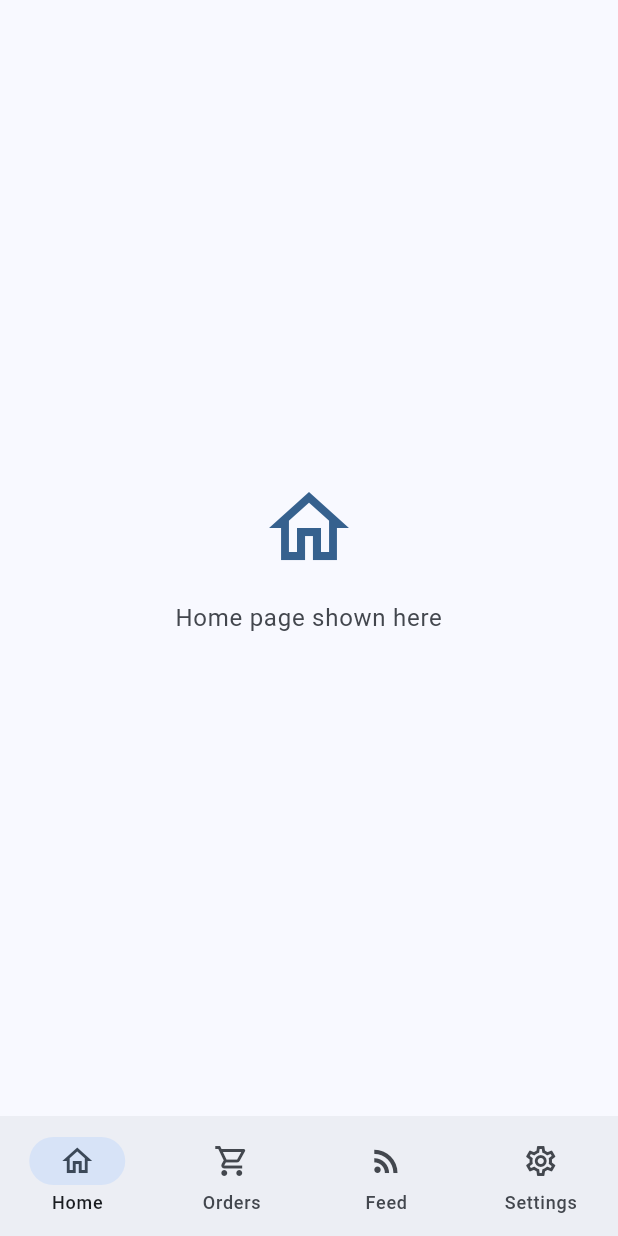
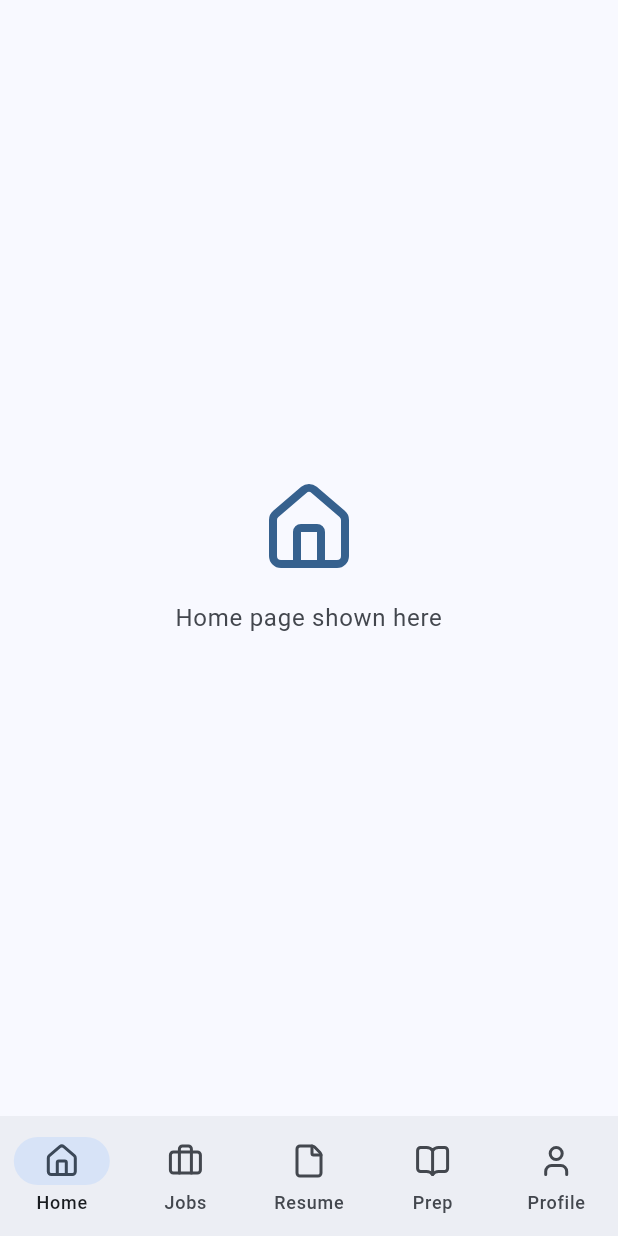
Before and after one commit to dev-hustlers/flutter-boilerbase, a Flutter app: the screen it shows after launch, on a phone screen of 412 x 824 dp. Run offline on Flutter 3.47's test engine with Material 3 defaults, Android fonts, the phone set to English and light mode, and no system bars; our stand-ins replace lucide_icons_flutter.

Commit message:
feat: migrate icons to lucide_icons_flutter, update navigation structure, and configure VS Code editor settings

```diff
--- a/lib/main.dart
+++ b/lib/main.dart
@@ -1,4 +1,5 @@
 import 'package:flutter/material.dart';
+import 'package:lucide_icons_flutter/lucide_icons.dart';
 
 void main() {
   runApp(const MyApp());
@@ -32,20 +33,24 @@ class _MainScreenState extends State<MainScreen> {
 
   final List<Widget> _pages = [
     const EmptyStatePage(
-      icon: Icons.home_outlined,
+      icon: LucideIcons.house,
       text: 'Home page shown here',
     ),
     const EmptyStatePage(
-      icon: Icons.shopping_cart_outlined,
-      text: 'Orders page shown here',
+      icon: LucideIcons.briefcase,
+      text: 'Jobs page shown here',
     ),
     const EmptyStatePage(
-      icon: Icons.rss_feed,
-      text: 'Feeds appear here',
+      icon: LucideIcons.file,
+      text: 'Resume appear here',
     ),
     const EmptyStatePage(
-      icon: Icons.settings_outlined,
-      text: 'Settings page shown here',
+      icon: LucideIcons.bookOpen,
+      text: 'Prep page shown here',
+    ),
+    const EmptyStatePage(
+      icon: LucideIcons.user,
+      text: 'Profile page shown here',
     ),
   ];
 
@@ -61,22 +66,17 @@ class _MainScreenState extends State<MainScreen> {
           });
         },
         destinations: const [
+          NavigationDestination(icon: Icon(LucideIcons.house), label: 'Home'),
           NavigationDestination(
-            icon: Icon(Icons.home_outlined),
-            label: 'Home',
+            icon: Icon(LucideIcons.briefcase),
+            label: 'Jobs',
           ),
+          NavigationDestination(icon: Icon(LucideIcons.file), label: 'Resume'),
           NavigationDestination(
-            icon: Icon(Icons.shopping_cart_outlined),
-            label: 'Orders',
+            icon: Icon(LucideIcons.bookOpen),
+            label: 'Prep',
           ),
-          NavigationDestination(
-            icon: Icon(Icons.rss_feed),
-            label: 'Feed',
-          ),
-          NavigationDestination(
-            icon: Icon(Icons.settings_outlined),
-            label: 'Settings',
-          ),
+          NavigationDestination(icon: Icon(LucideIcons.user), label: 'Profile'),
         ],
       ),
     );
@@ -87,11 +87,7 @@ class EmptyStatePage extends StatelessWidget {
   final IconData icon;
   final String text;
 
-  const EmptyStatePage({
-    super.key,
-    required this.icon,
-    required this.text,
-  });
+  const EmptyStatePage({super.key, required this.icon, required this.text});
 
   @override
   Widget build(BuildContext context) {
@@ -99,18 +95,14 @@ class EmptyStatePage extends StatelessWidget {
       child: Column(
         mainAxisAlignment: MainAxisAlignment.center,
         children: [
-          Icon(
-            icon,
-            size: 64,
-            color: Theme.of(context).colorScheme.primary,
-          ),
+          Icon(icon, size: 64, color: Theme.of(context).colorScheme.primary),
           const SizedBox(height: 16),
           Text(
             text,
             textAlign: TextAlign.center,
             style: Theme.of(context).textTheme.bodyLarge?.copyWith(
-                  color: Theme.of(context).colorScheme.onSurfaceVariant,
-                ),
+              color: Theme.of(context).colorScheme.onSurfaceVariant,
+            ),
           ),
         ],
       ),
--- a/pubspec.yaml
+++ b/pubspec.yaml
@@ -34,6 +34,7 @@ dependencies:
   # The following adds the Cupertino Icons font to your application.
   # Use with the CupertinoIcons class for iOS style icons.
   cupertino_icons: ^1.0.8
+  lucide_icons_flutter: ^3.1.14+2
 
 dev_dependencies:
   flutter_test:
```
Also changed, not shown: pubspec.lock.
